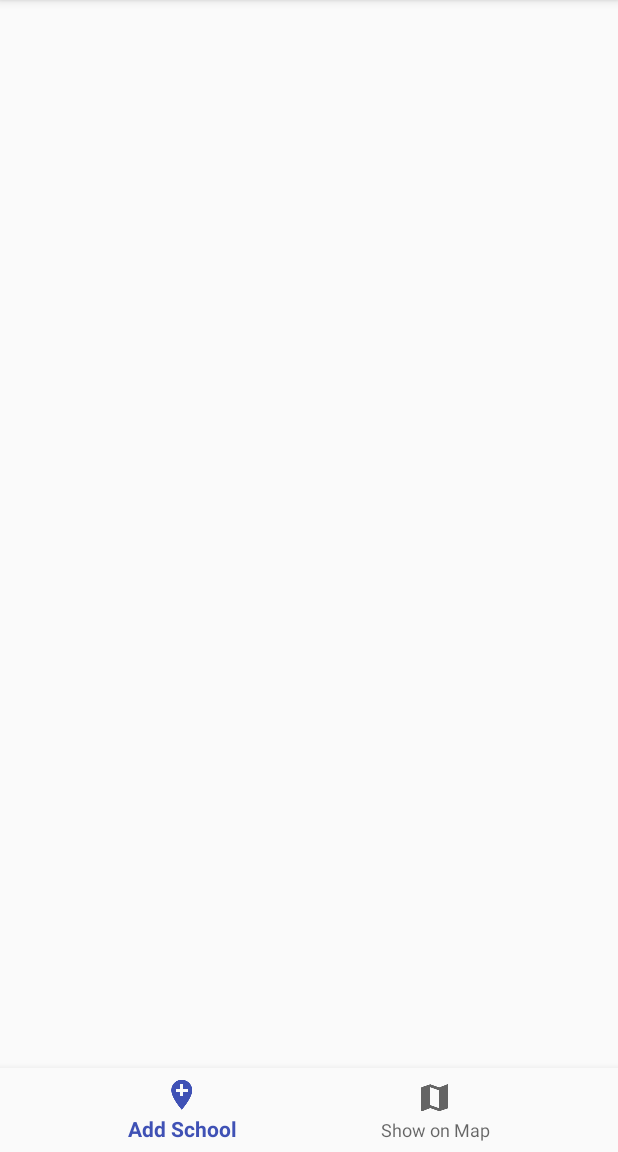
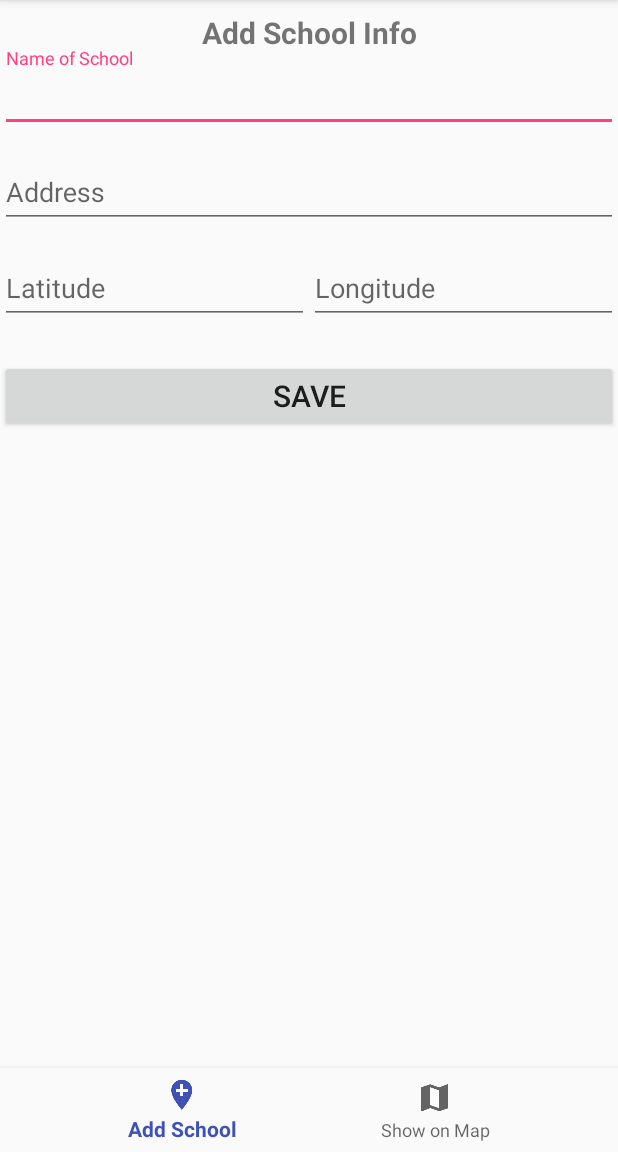
Before and after one commit to sazal-ns/GIS_DEMO, an Android app: the screen it shows after launch (MainActivity), on a phone screen of 412 x 824 dp, the part 84-1236 px from its top. Run offline under Robolectric (Android 15) with nearby library versions, the phone set to English and light mode, and no system bars; our stand-ins replace ButterKnife.

Commit message:
add UI done

```diff
--- a/app/src/main/java/com/sazal/siddiqui/gps_demo/MainActivity.java
+++ b/app/src/main/java/com/sazal/siddiqui/gps_demo/MainActivity.java
@@ -3,13 +3,15 @@ package com.sazal.siddiqui.gps_demo;
 import android.os.Bundle;
 import android.support.annotation.NonNull;
 import android.support.design.widget.BottomNavigationView;
+import android.support.v4.app.FragmentManager;
+import android.support.v4.app.FragmentTransaction;
 import android.support.v7.app.AppCompatActivity;
 import android.view.MenuItem;
-import android.widget.TextView;
 
 public class MainActivity extends AppCompatActivity {
 
-    private TextView mTextMessage;
+    private FragmentManager fragmentManager;
+    private FragmentTransaction fragmentTransaction;
 
     private BottomNavigationView.OnNavigationItemSelectedListener mOnNavigationItemSelectedListener
             = new BottomNavigationView.OnNavigationItemSelectedListener() {
@@ -18,10 +20,10 @@ public class MainActivity extends AppCompatActivity {
         public boolean onNavigationItemSelected(@NonNull MenuItem item) {
             switch (item.getItemId()) {
                 case R.id.navigation_home:
-                    mTextMessage.setText(R.string.title_home);
+                    fragmentTransaction = fragmentManager.beginTransaction();
+                    fragmentTransaction.replace(R.id.content, new AddFragment()).commit();
                     return true;
                 case R.id.navigation_dashboard:
-                    mTextMessage.setText(R.string.title_dashboard);
                     return true;
             }
             return false;
@@ -34,9 +36,12 @@ public class MainActivity extends AppCompatActivity {
         super.onCreate(savedInstanceState);
         setContentView(R.layout.activity_main);
 
-        mTextMessage = (TextView) findViewById(R.id.message);
         BottomNavigationView navigation = (BottomNavigationView) findViewById(R.id.navigation);
         navigation.setOnNavigationItemSelectedListener(mOnNavigationItemSelectedListener);
+
+        fragmentManager = getSupportFragmentManager();
+        fragmentTransaction = fragmentManager.beginTransaction();
+        fragmentTransaction.replace(R.id.content, new AddFragment()).commit();
     }
 
 }
--- a/app/src/main/res/layout/fragment_add.xml
+++ b/app/src/main/res/layout/fragment_add.xml
@@ -66,7 +66,7 @@
                 android:layout_width="match_parent"
                 android:layout_height="match_parent"
                 android:hint="@string/lat"
-                android:inputType="numberSigned"/>
+                android:inputType="numberDecimal"/>
         </android.support.design.widget.TextInputLayout>
 
         <android.support.design.widget.TextInputLayout
@@ -82,7 +82,7 @@
                 android:layout_width="match_parent"
                 android:layout_height="match_parent"
                 android:hint="@string/lng"
-                android:inputType="numberSigned"/>
+                android:inputType="numberDecimal"/>
         </android.support.design.widget.TextInputLayout>
 
         <android.support.v7.widget.AppCompatButton
@@ -90,6 +90,7 @@
             android:layout_width="0dp"
             android:layout_height="wrap_content"
             android:layout_marginTop="24dp"
+            android:onClick="onViewClicked"
             android:text="@string/save"
             android:textSize="@dimen/text_20sp"
             app:layout_constraintLeft_toLeftOf="parent"
--- a/app/src/main/res/values/strings.xml
+++ b/app/src/main/res/values/strings.xml
@@ -11,6 +11,9 @@
     <string name="lng">Longitude</string>
     <string name="save">Save</string>
 
+    <!--Error-->
+    <string name="error_required">required</string>
+
     <!-- TODO: Remove or change this placeholder text -->
     <string name="hello_blank_fragment">Hello blank fragment</string>
 </resources>
```
Also changed, not shown: app/src/main/java/com/sazal/siddiqui/gps_demo/AddFragment.java (+49 -0 lines).
